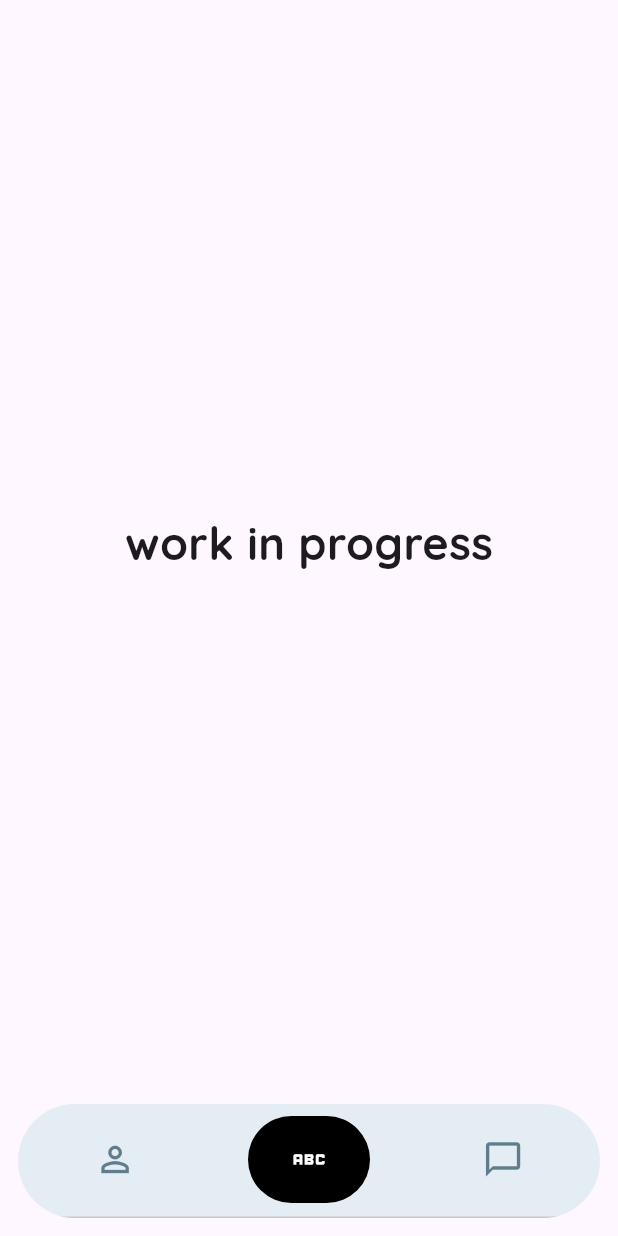
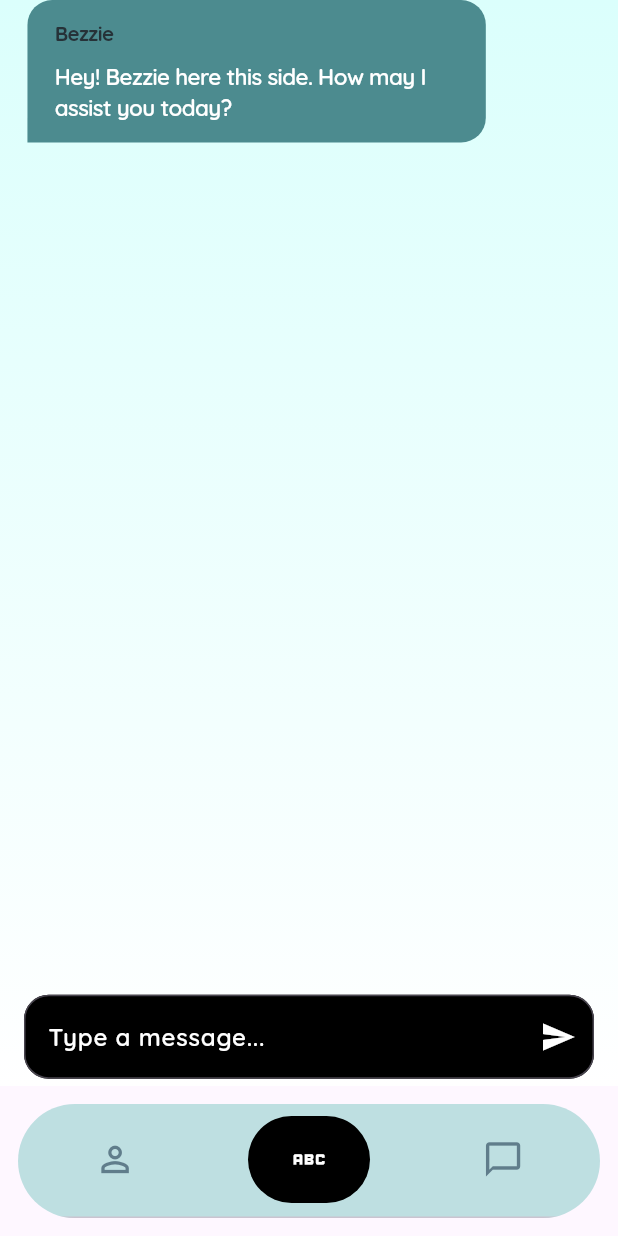
Before and after one commit to Darthwimp/bezzie, a Flutter app: the screen it shows once a user with an empty profile is signed in, item 2 of the bottom bar chosen, on a phone screen of 412 x 824 dp. Run offline on Flutter 3.47's test engine with Material 3 defaults, Android fonts, the phone set to English and light mode, and no system bars; our stand-ins replace dio, firebase_auth, firebase_core, flutter_dotenv, flutter_screenutil, font_awesome_flutter and 2 more; accounts and stored records are empty; generated files the repository leaves out were written again.

Commit message:
open AI chat bot done

```diff
--- a/lib/pages/ai_chat_page.dart
+++ b/lib/pages/ai_chat_page.dart
@@ -0,0 +1,142 @@
+import 'package:bezzie_app/utils/theme.dart';
+import 'package:bezzie_app/widgets/chat_message_box.dart';
+import 'package:dio/dio.dart';
+import 'package:flutter/material.dart';
+import 'package:flutter_dotenv/flutter_dotenv.dart';
+import 'package:flutter_screenutil/flutter_screenutil.dart';
+
+class AiChatPage extends StatefulWidget {
+  const AiChatPage({super.key});
+
+  @override
+  State<AiChatPage> createState() => _AiChatPageState();
+}
+
+class _AiChatPageState extends State<AiChatPage> {
+  final String openAiEndpoint = "https://api.openai.com/v1/chat/completions";
+  final String openAiKey = dotenv.env['OPEN_AI_API_KEY']!;
+  final dio = Dio();
+  final TextEditingController controller = TextEditingController();
+  final List<Map<String, dynamic>> messages = [
+    {
+      "text": "Hey! Bezzie here this side. How may I assist you today?",
+      "isUser": false,
+    }
+  ];
+
+  Future<void> sendMessage(String message) async {
+    if (message.isEmpty) return;
+    if (message.isNotEmpty) {
+      setState(() {
+        messages.add({
+          "text": message,
+          "isUser": true,
+        });
+      });
+    }
+    controller.clear();
+
+    try {
+      final res = await dio.post(
+        openAiEndpoint,
+        data: {
+          "model": "gpt-4-turbo",
+          "messages": [
+            {"role": "user", "content": message}
+          ],
+          "max_tokens": 100,
+          "temperature": 0.7
+        },
+        options: Options(
+          validateStatus: (_) => true,
+          contentType: Headers.jsonContentType,
+          responseType: ResponseType.json,
+          headers: {
+            "Authorization": "Bearer $openAiKey",
+            "Content-Type": "application/json"
+          },
+        ),
+      );
+      if (res.statusCode == 200) {
+        final resData = res.data;
+        final botMessage = resData['choices'][0]['message']['content'];
+        setState(() {
+          messages.add({
+            "text": botMessage,
+            "isUser": false,
+          });
+        });
+      }
+    } catch (e) {
+      print(e);
+    }
+  }
+
+  @override
+  Widget build(BuildContext context) {
+    return Scaffold(
+      body: BezzieTheme.mainAppGradient(
+        child: SafeArea(
+          child: Column(
+            children: [
+              Expanded(
+                flex: 10,
+                child: ListView.builder(
+                  itemCount: messages.length,
+                  padding: EdgeInsets.symmetric(horizontal: 16.w),
+                  itemBuilder: (context, index) {
+                    return getChatMessage(
+                        message: messages[index]['text'],
+                        isUser: messages[index]['isUser']);
+                  },
+                ),
+              ),
+              Expanded(
+                flex: 1,
+                child: Padding(
+                  padding: const EdgeInsets.symmetric(horizontal: 16),
+                  child: Center(
+                    child: TextField(
+                      controller: controller,
+                      cursorColor: Colors.white,
+                      style: const TextStyle(
+                        color: Colors.white,
+                        fontSize: 16,
+                        fontWeight: FontWeight.w600,
+                      ),
+                      decoration: InputDecoration(
+                        hintText: "Type a message...",
+                        hintStyle: const TextStyle(
+                          fontSize: 16,
+                          color: Colors.white,
+                          fontWeight: FontWeight.w600,
+                        ),
+                        filled: true,
+                        fillColor: Colors.black,
+                        border: OutlineInputBorder(
+                          borderRadius: BorderRadius.circular(16.r),
+                          borderSide: const BorderSide(
+                            color: Colors.white,
+                          ),
+                        ),
+                        suffixIconColor: Colors.white,
+                        suffixIcon: IconButton(
+                          onPressed: () {
+                            sendMessage(controller.text);
+                          },
+                          icon: const Icon(
+                            Icons.send,
+                          ),
+                        ),
+                      ),
+                    ),
+                  ),
+                ),
+              )
+            ],
+          ),
+        ),
+      ),
+    );
+  }
+}
--- a/lib/pages/home_page.dart
+++ b/lib/pages/home_page.dart
@@ -1,3 +1,4 @@
+import 'package:bezzie_app/pages/ai_chat_page.dart';
 import 'package:bezzie_app/pages/chat_page.dart';
 import 'package:bezzie_app/pages/profile_page.dart';
 import 'package:flutter/material.dart';
@@ -13,14 +14,9 @@ class HomePage extends StatefulWidget {
 class _HomePageState extends State<HomePage>
     with SingleTickerProviderStateMixin {
   int _selectedIndex = 2;
-  static const TextStyle optionStyle =
-      TextStyle(fontSize: 30, fontWeight: FontWeight.bold);
   static const List<Widget> _bodyView = <Widget>[
     ProfilePage(),
-    Text(
-      'work in progress',
-      style: optionStyle,
-    ),
+    AiChatPage(),
     ChatPage()
   ];
 
@@ -83,7 +79,7 @@ class _HomePageState extends State<HomePage>
         child: ClipRRect(
           borderRadius: BorderRadius.circular(50.0),
           child: Container(
-            color: Colors.teal.withOpacity(0.1),
+            color: Colors.teal.withOpacity(0.25),
             child: TabBar(
               onTap: (x) {
                 setState(() {
--- /dev/null
+++ b/lib/widgets/chat_message_box.dart
@@ -0,0 +1,55 @@
+import 'package:flutter/material.dart';
+import 'package:flutter_screenutil/flutter_screenutil.dart';
+import 'package:gap/gap.dart';
+
+Widget getChatMessage({required String message, required bool isUser}) {
+    return Container(
+      margin: EdgeInsets.only(bottom: 16.h),
+      child: Row(
+        mainAxisAlignment:
+            isUser ? MainAxisAlignment.end : MainAxisAlignment.start,
+        children: [
+          Container(
+            padding: EdgeInsets.symmetric(horizontal: 16.w, vertical: 12.h),
+            width: 267.w,
+            decoration: BoxDecoration(
+              color: isUser ? const Color(0xfe263238) : const Color(0xfe4B8B8F),
+              borderRadius: BorderRadius.only(
+                topLeft: Radius.circular(16.r),
+                topRight: Radius.circular(16.r),
+                bottomLeft: isUser ? Radius.circular(16.r) : Radius.circular(0),
+                bottomRight:
+                    isUser ? Radius.circular(0) : Radius.circular(16.r),
+              ),
+            ),
+            child: Column(
+              crossAxisAlignment: CrossAxisAlignment.start,
+              children: [
+                Text(
+                  isUser ? "You" : "Bezzie",
+                  style: TextStyle(
+                    fontSize: 12.sp,
+                    fontWeight: FontWeight.bold,
+                    letterSpacing: -0.41,
+                    color: (isUser)
+                        ? const Color(0xfe4B8B8F)
+                        : const Color(0xfe263238),
+                  ),
+                ),
+                Gap(8.h),
+                Text(
+                  message,
+                  style: TextStyle(
+                    fontSize: 13.sp,
+                    fontWeight: FontWeight.w600,
+                    letterSpacing: -14 * 0.025,
+                    color: Colors.white,
+                  ),
+                ),
+              ],
+            ),
+          ),
+        ],
+      ),
+    );
+  }
--- a/pubspec.yaml
+++ b/pubspec.yaml
@@ -42,6 +42,8 @@ dependencies:
   flutter_svg: ^2.0.10+1
   google_fonts: ^6.2.1
   font_awesome_flutter: ^10.7.0
+  dio: ^5.7.0
+  flutter_dotenv: ^5.2.1
 
 dev_dependencies:
   flutter_test:
@@ -67,6 +69,7 @@ flutter:
 
   # To add assets to your application, add an assets section, like this:
   assets:
+    - .env
     - assets/images/
 
   # An image asset can refer to one or more resolution-specific "variants", see
```
Also changed, not shown: lib/main.dart (+2 -74 lines), lib/pages/chat_page.dart (+6 -54 lines), lib/pages/profile_page.dart (+6 -2 lines), lib/utils/chat_service.dart (added, +8 -0 lines), pubspec.lock, 1 other file.
